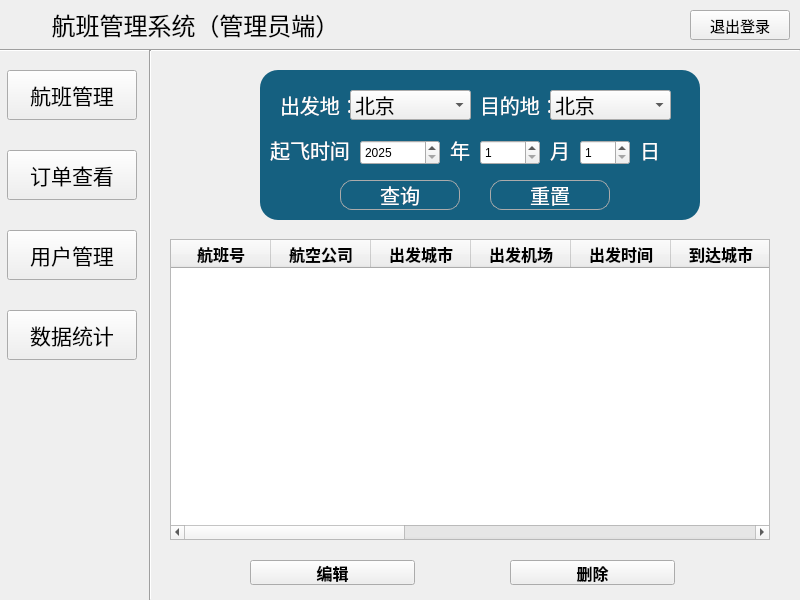
Old version of the form AdminMainWindow.ui in the repository ImmortalWatcher/Flient_Management.
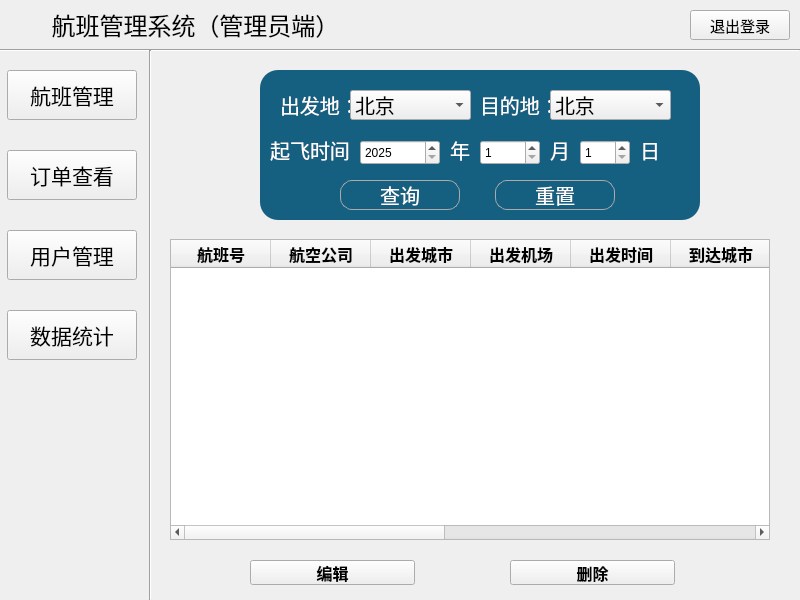
New version of the form. Icons and pictures are not drawn.

Commit message: 航班订单完整显示

Diff of the .ui file:
```diff
--- a/AdminMainWindow.ui
+++ b/AdminMainWindow.ui
@@ -283,7 +283,7 @@
        </font>
       </property>
       <property name="columnCount">
-       <number>13</number>
+       <number>11</number>
       </property>
       <attribute name="horizontalHeaderDefaultSectionSize">
        <number>100</number>
@@ -343,16 +343,6 @@
         <string>剩余座位（实时更新）</string>
        </property>
       </column>
-      <column>
-       <property name="text">
-        <string>编辑</string>
-       </property>
-      </column>
-      <column>
-       <property name="text">
-        <string>删除</string>
-       </property>
-      </column>
      </widget>
      <widget class="QPushButton" name="editBtn">
       <property name="geometry">
@@ -407,6 +397,7 @@
        <font>
         <family>华文琥珀</family>
         <pointsize>10</pointsize>
+        <bold>true</bold>
        </font>
       </property>
       <property name="styleSheet">
@@ -1930,7 +1921,7 @@
        </property>
        <property name="geometry">
         <rect>
-         <x>230</x>
+         <x>235</x>
          <y>110</y>
          <width>120</width>
          <height>30</height>
```
The commit also changes 1 other file.
